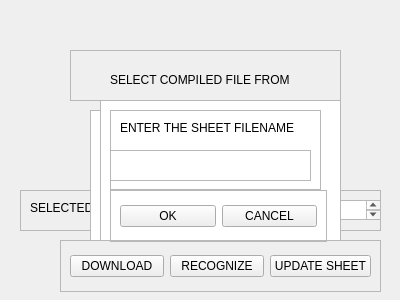
Before: the Qt Designer form FacesRecognition.ui in nitin-vk/face-recognition-based-attendance, drawn with Qt 5.
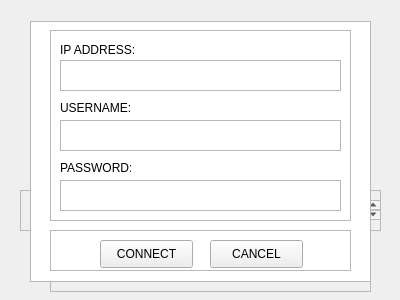
After: the same form once the commit is applied.

Commit message: Changes to client side user interface

```diff
--- a/FacesRecognition.ui
+++ b/FacesRecognition.ui
@@ -116,7 +116,7 @@
   <widget class="QFrame" name="frame_3">
    <property name="geometry">
     <rect>
-     <x>60</x>
+     <x>50</x>
      <y>240</y>
      <width>321</width>
      <height>52</height>
@@ -317,6 +317,164 @@
     </item>
    </layout>
   </widget>
+  <widget class="QListWidget" name="ftpWidget">
+   <property name="enabled">
+    <bool>true</bool>
+   </property>
+   <property name="geometry">
+    <rect>
+     <x>30</x>
+     <y>21</y>
+     <width>341</width>
+     <height>261</height>
+    </rect>
+   </property>
+   <property name="currentRow">
+    <number>-1</number>
+   </property>
+  </widget>
+  <widget class="QFrame" name="frame_8">
+   <property name="enabled">
+    <bool>true</bool>
+   </property>
+   <property name="geometry">
+    <rect>
+     <x>50</x>
+     <y>30</y>
+     <width>301</width>
+     <height>191</height>
+    </rect>
+   </property>
+   <property name="frameShape">
+    <enum>QFrame::StyledPanel</enum>
+   </property>
+   <property name="frameShadow">
+    <enum>QFrame::Raised</enum>
+   </property>
+   <widget class="QTextEdit" name="ftpIpTextBox">
+    <property name="geometry">
+     <rect>
+      <x>10</x>
+      <y>30</y>
+      <width>281</width>
+      <height>31</height>
+     </rect>
+    </property>
+    <property name="placeholderText">
+     <string extracomment="IP ADDRESS"/>
+    </property>
+   </widget>
+   <widget class="QTextEdit" name="ftpUsernameTextBox">
+    <property name="geometry">
+     <rect>
+      <x>10</x>
+      <y>90</y>
+      <width>281</width>
+      <height>31</height>
+     </rect>
+    </property>
+    <property name="placeholderText">
+     <string extracomment="USERNAME"/>
+    </property>
+   </widget>
+   <widget class="QTextEdit" name="ftpPasswordTextBox">
+    <property name="geometry">
+     <rect>
+      <x>10</x>
+      <y>150</y>
+      <width>281</width>
+      <height>31</height>
+     </rect>
+    </property>
+    <property name="placeholderText">
+     <string comment="PASSWORD" extracomment="PASSWORD"/>
+    </property>
+   </widget>
+   <widget class="QLabel" name="label_2">
+    <property name="geometry">
+     <rect>
+      <x>10</x>
+      <y>10</y>
+      <width>111</width>
+      <height>20</height>
+     </rect>
+    </property>
+    <property name="text">
+     <string>IP ADDRESS:</string>
+    </property>
+   </widget>
+   <widget class="QLabel" name="label_3">
+    <property name="geometry">
+     <rect>
+      <x>10</x>
+      <y>70</y>
+      <width>81</width>
+      <height>16</height>
+     </rect>
+    </property>
+    <property name="text">
+     <string>USERNAME:</string>
+    </property>
+   </widget>
+   <widget class="QLabel" name="label_4">
+    <property name="geometry">
+     <rect>
+      <x>10</x>
+      <y>130</y>
+      <width>71</width>
+      <height>16</height>
+     </rect>
+    </property>
+    <property name="text">
+     <string>PASSWORD:</string>
+    </property>
+   </widget>
+  </widget>
+  <widget class="QFrame" name="ftpButtonFrame">
+   <property name="enabled">
+    <bool>true</bool>
+   </property>
+   <property name="geometry">
+    <rect>
+     <x>50</x>
+     <y>230</y>
+     <width>301</width>
+     <height>41</height>
+    </rect>
+   </property>
+   <property name="frameShape">
+    <enum>QFrame::StyledPanel</enum>
+   </property>
+   <property name="frameShadow">
+    <enum>QFrame::Raised</enum>
+   </property>
+   <widget class="QPushButton" name="ftpConnectBtn">
+    <property name="geometry">
+     <rect>
+      <x>50</x>
+      <y>10</y>
+      <width>93</width>
+      <height>28</height>
+     </rect>
+    </property>
+    <property name="text">
+     <string>CONNECT</string>
+    </property>
+   </widget>
+   <widget class="QPushButton" name="ftpCancelBtn">
+    <property name="geometry">
+     <rect>
+      <x>160</x>
+      <y>10</y>
+      <width>93</width>
+      <height>28</height>
+     </rect>
+    </property>
+    <property name="text">
+     <string>CANCEL</string>
+    </property>
+   </widget>
+  </widget>
  </widget>
  <resources/>
  <connections/>
```
The commit also changes 1 other file.
